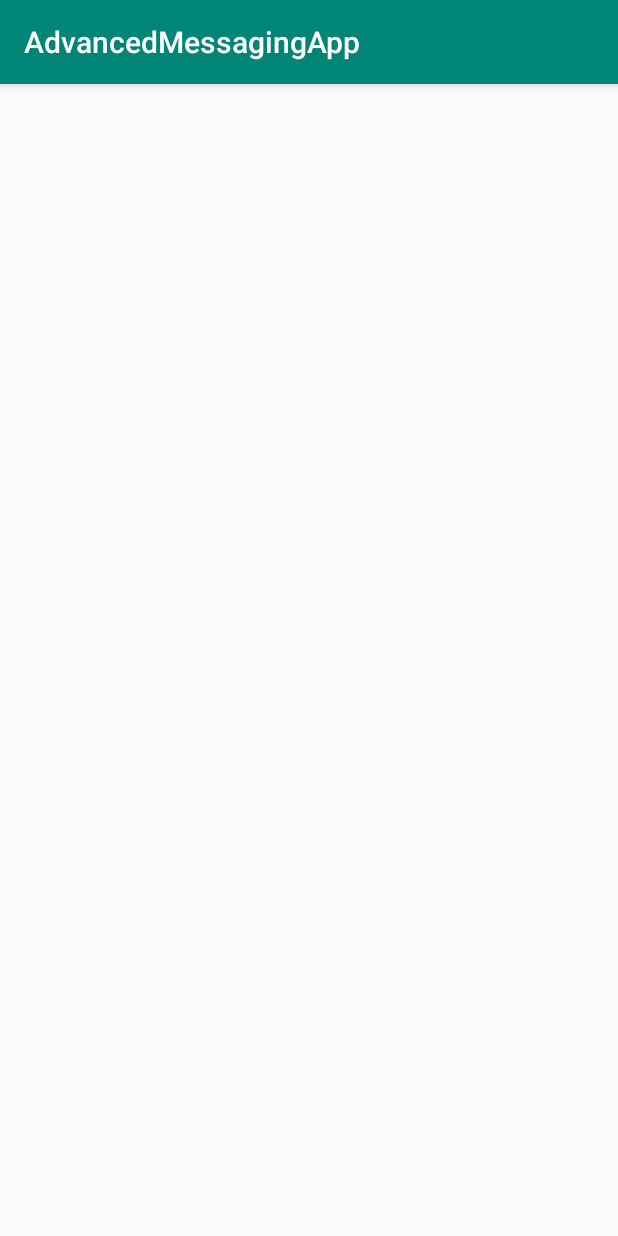
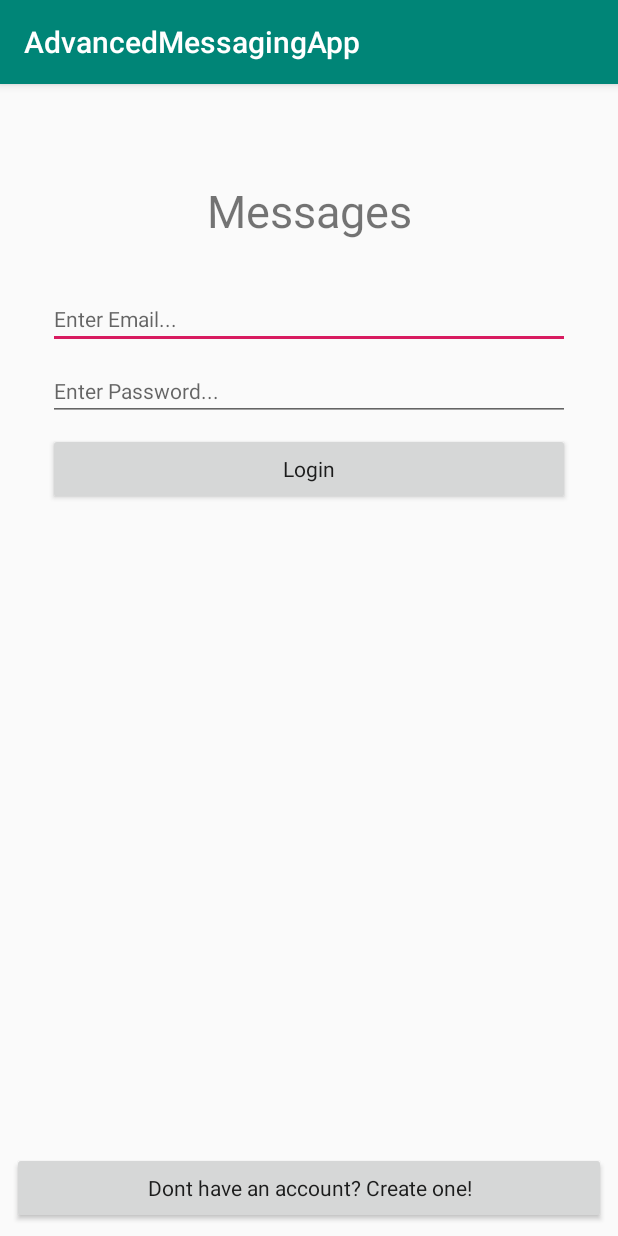
Before and after one commit to batsm/AdvancedMessagingApp, an Android app: the screen it shows after launch (MainActivity before the commit, LoginActivity after it), on a phone screen of 412 x 824 dp. Run offline under Robolectric (Android 15) with nearby library versions, the phone set to English and light mode, and no system bars.

Commit message:
Login Activity started

```diff
--- a/app/build.gradle
+++ b/app/build.gradle
@@ -24,7 +24,7 @@ android {
 
 dependencies {
     implementation fileTree(dir: 'libs', include: ['*.jar'])
-    implementation"org.jetbrains.kotlin:kotlin-stdlib-jdk7:$kotlin_version"
+    implementation "org.jetbrains.kotlin:kotlin-stdlib-jdk7:$kotlin_version"
     implementation 'com.android.support:appcompat-v7:28.0.0'
     implementation 'com.android.support.constraint:constraint-layout:1.1.3'
     testImplementation 'junit:junit:4.12'
--- a/app/src/main/AndroidManifest.xml
+++ b/app/src/main/AndroidManifest.xml
@@ -1,19 +1,21 @@
 <?xml version="1.0" encoding="utf-8"?>
 <manifest xmlns:android="http://schemas.android.com/apk/res/android"
-    package="advancedmessagingapp.com" >
+          package="advancedmessagingapp.com">
 
     <application
-        android:allowBackup="true"
-        android:icon="@mipmap/ic_launcher"
-        android:label="@string/app_name"
-        android:roundIcon="@mipmap/ic_launcher_round"
-        android:supportsRtl="true"
-        android:theme="@style/AppTheme" >
-        <activity android:name=".MainActivity" >
+            android:allowBackup="true"
+            android:icon="@mipmap/ic_launcher"
+            android:label="@string/app_name"
+            android:roundIcon="@mipmap/ic_launcher_round"
+            android:supportsRtl="true"
+            android:theme="@style/AppTheme">
+        <activity android:name=".MainActivity">
+        </activity>
+        <activity android:name=".LoginActivity">
             <intent-filter>
-                <action android:name="android.intent.action.MAIN" />
+                <action android:name="android.intent.action.MAIN"/>
 
-                <category android:name="android.intent.category.LAUNCHER" />
+                <category android:name="android.intent.category.LAUNCHER"/>
             </intent-filter>
         </activity>
     </application>
--- /dev/null
+++ b/app/src/main/java/advancedmessagingapp/com/LoginActivity.kt
@@ -0,0 +1,12 @@
+package advancedmessagingapp.com
+
+import android.support.v7.app.AppCompatActivity
+import android.os.Bundle
+
+class LoginActivity : AppCompatActivity() {
+
+    override fun onCreate(savedInstanceState: Bundle?) {
+        super.onCreate(savedInstanceState)
+        setContentView(R.layout.activity_login)
+    }
+}
--- /dev/null
+++ b/app/src/main/res/layout/activity_login.xml
@@ -0,0 +1,58 @@
+<?xml version="1.0" encoding="utf-8"?>
+<android.support.constraint.ConstraintLayout
+        xmlns:android="http://schemas.android.com/apk/res/android"
+        xmlns:tools="http://schemas.android.com/tools"
+        xmlns:app="http://schemas.android.com/apk/res-auto"
+        android:layout_width="match_parent"
+        android:layout_height="match_parent"
+        tools:context=".LoginActivity">
+
+    <TextView
+            android:text="Messages"
+            android:layout_width="wrap_content"
+            android:layout_height="wrap_content"
+            android:id="@+id/textView4" android:textSize="30sp"
+            android:layout_marginTop="64dp" app:layout_constraintTop_toTopOf="parent"
+            app:layout_constraintStart_toStartOf="parent" app:layout_constraintHorizontal_bias="0.5"
+            app:layout_constraintEnd_toEndOf="parent"/>
+    <EditText
+            android:layout_width="0dp"
+            android:layout_height="wrap_content"
+            android:inputType="textEmailAddress"
+            android:ems="10"
+            android:id="@+id/txtLoginEmail" android:layout_marginTop="32dp"
+            app:layout_constraintTop_toBottomOf="@+id/textView4" app:layout_constraintStart_toStartOf="parent"
+            android:layout_marginStart="32dp" app:layout_constraintEnd_toEndOf="parent"
+            android:layout_marginEnd="32dp" app:layout_constraintHorizontal_bias="0.5"
+            android:hint="Enter Email..." android:textAppearance="@style/TextAppearance.AppCompat"
+            android:selectAllOnFocus="true"/>
+    <EditText
+            android:layout_width="0dp"
+            android:layout_height="wrap_content"
+            android:inputType="textPassword"
+            android:ems="10"
+            android:id="@+id/txtLoginPassword" android:layout_marginTop="8dp"
+            app:layout_constraintTop_toBottomOf="@+id/txtLoginEmail" app:layout_constraintEnd_toEndOf="parent"
+            android:layout_marginEnd="32dp" app:layout_constraintStart_toStartOf="parent"
+            android:layout_marginStart="32dp" app:layout_constraintHorizontal_bias="0.5"
+            android:hint="Enter Password..." android:textAppearance="@style/TextAppearance.AppCompat"
+            android:selectAllOnFocus="true"/>
+    <Button
+            android:text="Login"
+            android:layout_width="0dp"
+            android:layout_height="wrap_content"
+            android:id="@+id/btnLogin" android:layout_marginTop="8dp"
+            app:layout_constraintTop_toBottomOf="@+id/txtLoginPassword" app:layout_constraintStart_toStartOf="parent"
+            app:layout_constraintHorizontal_bias="0.5" app:layout_constraintEnd_toEndOf="parent"
+            android:layout_marginStart="32dp" android:layout_marginEnd="32dp"
+            android:textAppearance="@style/TextAppearance.AppCompat"/>
+    <Button
+            android:text="Dont have an account? Create one!"
+            android:layout_width="0dp"
+            android:layout_height="wrap_content" android:id="@+id/button2"
+            android:layout_marginBottom="8dp"
+            app:layout_constraintBottom_toBottomOf="parent" app:layout_constraintStart_toStartOf="parent"
+            app:layout_constraintHorizontal_bias="0.5" app:layout_constraintEnd_toEndOf="parent"
+            android:layout_marginStart="8dp" android:layout_marginEnd="8dp"
+            android:textAppearance="@style/TextAppearance.AppCompat"/>
+</android.support.constraint.ConstraintLayout>
--- a/app/src/main/res/layout/activity_main.xml
+++ b/app/src/main/res/layout/activity_main.xml
@@ -5,15 +5,4 @@
         xmlns:app="http://schemas.android.com/apk/res-auto"
         android:layout_width="match_parent"
         android:layout_height="match_parent"
-        tools:context=".MainActivity">
-
-    <TextView
-            android:layout_width="wrap_content"
-            android:layout_height="wrap_content"
-            android:text="Hello World!"
-            app:layout_constraintBottom_toBottomOf="parent"
-            app:layout_constraintLeft_toLeftOf="parent"
-            app:layout_constraintRight_toRightOf="parent"
-            app:layout_constraintTop_toTopOf="parent"/>
-
-</android.support.constraint.ConstraintLayout>
+        tools:context=".MainActivity"/>
```
